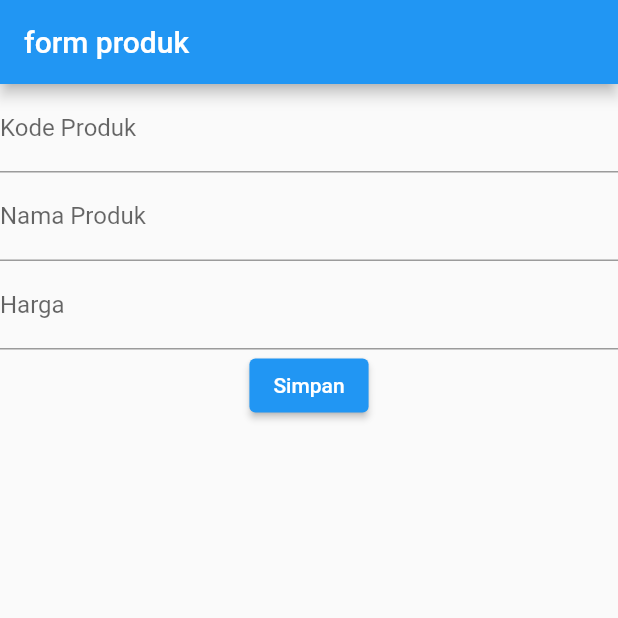
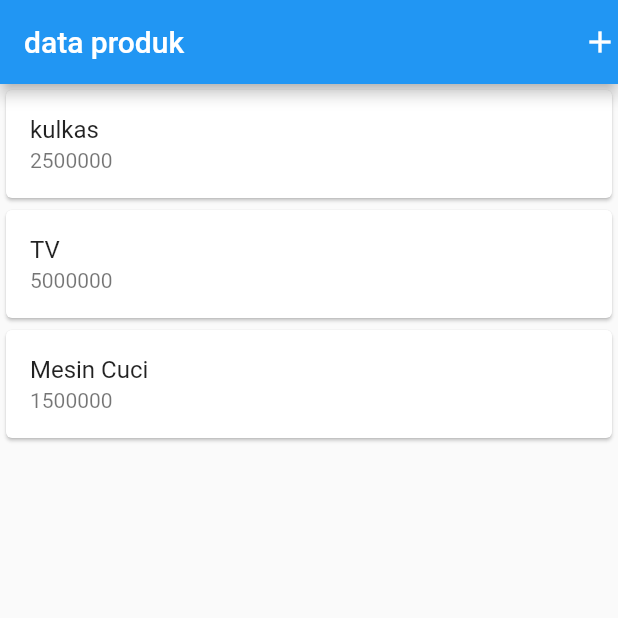
Before and after one commit to nasrul-irfan/tugas-pak-ichsan, a Flutter app: the screen it shows after launch, on a phone screen of 412 x 824 dp, the top half of it. Run offline on Flutter 3.47's test engine with Material 2 defaults, Android fonts, the phone set to English and light mode, and no system bars.

Commit message:
saya sudah membuat tugas 3

```diff
--- a/lib/main.dart
+++ b/lib/main.dart
@@ -2,6 +2,7 @@
 // import 'package:aplikasi_flutter_irfan/hello_world.dart';
 // import 'package:aplikasi_flutter_irfan/row_widget.dart';
 import 'package:aplikasi_flutter_irfan/ui/produk_form.dart';
+import 'package:aplikasi_flutter_irfan/ui/produk_page.dart';
 import 'package:flutter/material.dart';
 
 void main() {
@@ -14,6 +15,6 @@ class MyApp extends StatelessWidget {
   @override
   Widget build(BuildContext context) {
     return const MaterialApp(
-        title: "Aplikasi Flutter Pertama", home: ProdukForm());
+        title: "Aplikasi Flutter Pertama", home: produkpage());
   }
 }
--- /dev/null
+++ b/lib/ui/produk_page.dart
@@ -0,0 +1,91 @@
+import 'package:aplikasi_flutter_irfan/ui/Produk_detail.dart';
+import 'package:aplikasi_flutter_irfan/ui/produk_form.dart';
+import 'package:aplikasi_flutter_irfan/ui/produk_form.dart';
+import 'package:flutter/material.dart';
+
+class produkpage extends StatefulWidget {
+  const produkpage({Key? key}) : super(key: key);
+
+  @override
+_ProdukPageState createState() => _ProdukPageState();
+}
+
+class _ProdukPageState extends State<produkpage> {
+  @override
+  Widget build(BuildContext context) {
+    return Scaffold(
+      appBar: AppBar(
+        title: const Text('data produk'),
+        actions: [
+          GestureDetector(
+            // menampilkan icon +
+            child: const Icon(Icons.add),
+            onTap: () async {
+              // berpindah ke halaman ProdukForm
+              Navigator.push(
+                context,
+                MaterialPageRoute(
+                  builder: (context) => const ProdukForm()));
+            },
+          )
+        ],
+      ),
+      body: ListView(
+        children: const [
+          // list 1
+          Card(
+            child: ListTile(
+              title: Text('kulkas'),
+              subtitle: Text('2500000'),
+            ),
+          ),
+          // list 2
+          Card(
+            child: ListTile(
+              title: Text('TV'),
+              subtitle: Text('5000000'),
+            ),
+          ),
+          // list 3
+          Card(
+            child: ListTile(
+              title: Text('Mesin Cuci'),
+              subtitle: Text('1500000'),
+            ),
+          ),
+        ],
+      ),
+    );
+  }
+}
+
+class ItemProduk extends StatelessWidget {
+  final String? kodeProduk;
+  final String? namaProduk;
+  final int? harga;
+
+  const ItemProduk({Key? key, this.kodeProduk, this.namaProduk, this.harga})
+  : super(key: key);
+
+  @override
+  Widget build(BuildContext context) {
+return GestureDetector(
+  child: Card(
+    child: ListTile(
+    title: Text(namaProduk.toString()),
+    subtitle: Text(harga.toString()),
+  ),
+),
+onTap: () {
+  Navigator.push(
+    context,
+    MaterialPageRoute(
+      builder: (context) => ProdukDetail(
+        kodeProduk: kodeProduk,
+        namaProduk: namaProduk,
+        harga: harga,
+      )));
+   },
+  );
+  }
+}
```
